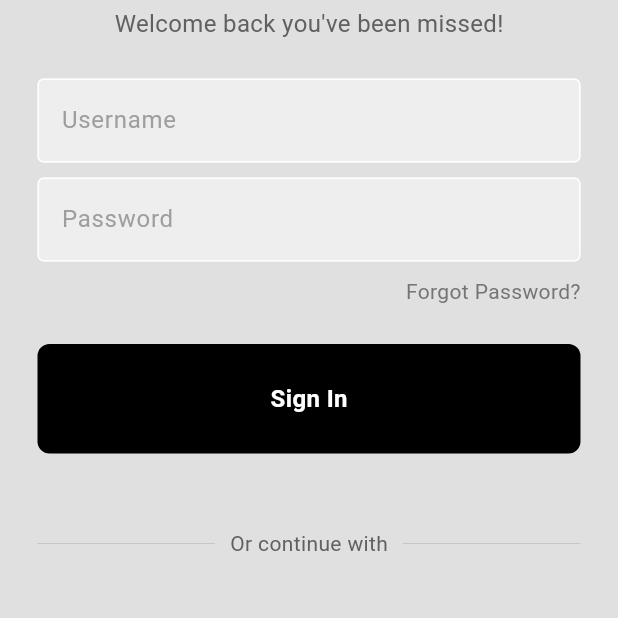
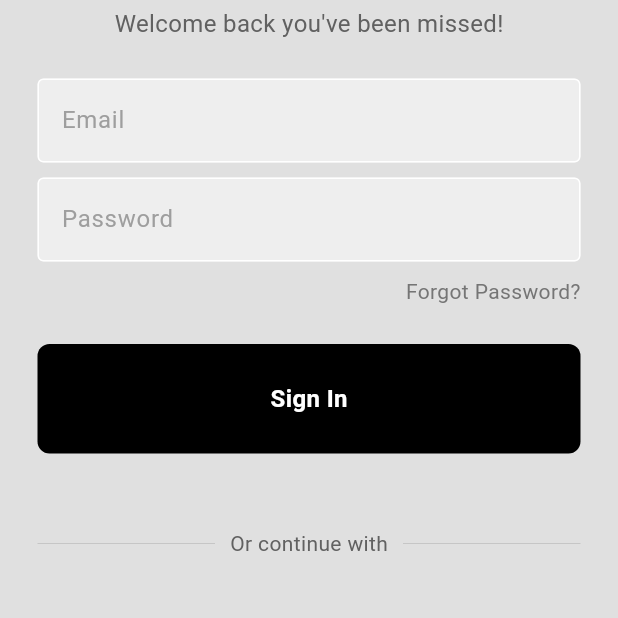
Before and after one commit to Piko59/Vehicle-Spare-Parts-App, a Flutter app: the LoginPage screen opened directly, on a phone screen of 412 x 824 dp, the part 319-937 px from its top. Run offline on Flutter 3.47's test engine with Material 3 defaults, Android fonts, the phone set to English and light mode, and no system bars; our stand-ins replace firebase_auth, firebase_core, lottie; accounts and stored records are empty.

Commit message:
Firebase connection provided for registration and login

```diff
--- a/senior_design/lib/components/my_textfield.dart
+++ b/senior_design/lib/components/my_textfield.dart
@@ -1,16 +1,16 @@
 import 'package:flutter/material.dart';
 
 class MyTextField extends StatelessWidget {
-  final controller;
+  final TextEditingController controller;
   final String hintText;
   final bool obscureText;
 
   const MyTextField({
-    super.key,
+    Key? key,
     required this.controller,
     required this.hintText,
     required this.obscureText,
-  });
+  }) : super(key: key);
 
   @override
   Widget build(BuildContext context) {
@@ -24,9 +24,9 @@ class MyTextField extends StatelessWidget {
               borderSide: BorderSide(color: Colors.white),
             ),
             focusedBorder: OutlineInputBorder(
-              borderSide: BorderSide(color: Colors.grey.shade400),
+              borderSide: BorderSide(color: Colors.grey),
             ),
-            fillColor: Colors.grey.shade200,
+            fillColor: Colors.grey[200],
             filled: true,
             hintText: hintText,
             hintStyle: TextStyle(color: Colors.grey[500])),
--- a/senior_design/lib/pages/login_page.dart
+++ b/senior_design/lib/pages/login_page.dart
@@ -1,18 +1,33 @@
 import 'package:flutter/material.dart';
+import 'package:firebase_auth/firebase_auth.dart';
+import 'package:senior_design/components/my_textfield.dart';
 import 'package:senior_design/components/sign_in_button.dart';
-import 'package:senior_design/components/my_textfield.dart';
 import 'package:senior_design/components/square_tile.dart';
 import 'sign_up_page.dart';
+import 'dashboard_page.dart';
 
 class LoginPage extends StatelessWidget {
   LoginPage({super.key});
 
-  // text editing controllers
-  final usernameController = TextEditingController();
+  final emailController = TextEditingController();
   final passwordController = TextEditingController();
 
-  // sign user in method
-  void signUserIn() {}
+  void signUserIn(BuildContext context) async {
+    try {
+      await FirebaseAuth.instance.signInWithEmailAndPassword(
+        email: emailController.text,
+        password: passwordController.text,
+      );
+      Navigator.pushReplacement(
+        context,
+        MaterialPageRoute(builder: (context) => DashboardPage()),
+      );
+    } catch (e) {
+      ScaffoldMessenger.of(context).showSnackBar(
+        SnackBar(content: Text(e.toString())),
+      );
+    }
+  }
 
   @override
   Widget build(BuildContext context) {
@@ -25,45 +40,25 @@ class LoginPage extends StatelessWidget {
               mainAxisAlignment: MainAxisAlignment.center,
               children: [
                 const SizedBox(height: 50),
-
-                // logo
-                const Icon(
-                  Icons.lock,
-                  size: 100,
-                ),
-
+                const Icon(Icons.lock, size: 100),
                 const SizedBox(height: 50),
-
-                // welcome back, you've been missed!
                 Text(
                   'Welcome back you\'ve been missed!',
-                  style: TextStyle(
-                    color: Colors.grey[700],
-                    fontSize: 16,
-                  ),
+                  style: TextStyle(color: Colors.grey[700], fontSize: 16),
                 ),
-
                 const SizedBox(height: 25),
-
-                // username textfield
                 MyTextField(
-                  controller: usernameController,
-                  hintText: 'Username',
+                  controller: emailController,
+                  hintText: 'Email',
                   obscureText: false,
                 ),
-
                 const SizedBox(height: 10),
-
-                // password textfield
                 MyTextField(
                   controller: passwordController,
                   hintText: 'Password',
                   obscureText: true,
                 ),
-
                 const SizedBox(height: 10),
-
-                // forgot password?
                 Padding(
                   padding: const EdgeInsets.symmetric(horizontal: 25.0),
                   child: Row(
@@ -76,26 +71,15 @@ class LoginPage extends StatelessWidget {
                     ],
                   ),
                 ),
-
                 const SizedBox(height: 25),
-
-                // sign in button
-                MyButton(
-                  onTap: signUserIn,
-                ),
-
+                MyButton(onTap: () => signUserIn(context)),
                 const SizedBox(height: 50),
-
-                // or continue with
                 Padding(
                   padding: const EdgeInsets.symmetric(horizontal: 25.0),
                   child: Row(
                     children: [
                       Expanded(
-                        child: Divider(
-                          thickness: 0.5,
-                          color: Colors.grey[400],
-                        ),
+                        child: Divider(thickness: 0.5, color: Colors.grey[400]),
                       ),
                       Padding(
                         padding: const EdgeInsets.symmetric(horizontal: 10.0),
@@ -105,33 +89,21 @@ class LoginPage extends StatelessWidget {
                         ),
                       ),
                       Expanded(
-                        child: Divider(
-                          thickness: 0.5,
-                          color: Colors.grey[400],
-                        ),
+                        child: Divider(thickness: 0.5, color: Colors.grey[400]),
                       ),
                     ],
                   ),
                 ),
-
                 const SizedBox(height: 50),
-
-                // google + apple sign in buttons
                 Wrap(
                   spacing: 25.0,
                   alignment: WrapAlignment.center,
                   children: const [
-                    // google button
                     SquareTile(imagePath: 'lib/images/google.png'),
-
-                    // apple button
                     SquareTile(imagePath: 'lib/images/apple.png'),
                   ],
                 ),
-
                 const SizedBox(height: 50),
-
-                // not a member? register now
                 Row(
                   mainAxisAlignment: MainAxisAlignment.center,
                   children: [
@@ -144,9 +116,7 @@ class LoginPage extends StatelessWidget {
                       onTap: () {
                         Navigator.push(
                           context,
-                          MaterialPageRoute(
-                            builder: (context) => SignUpPage(),
-                          ),
+                          MaterialPageRoute(builder: (context) => SignUpPage()),
                         );
                       },
                       child: const Text(
@@ -159,7 +129,6 @@ class LoginPage extends StatelessWidget {
                     ),
                   ],
                 ),
-
                 const SizedBox(height: 20),
               ],
             ),
```
Also changed, not shown: senior_design/lib/main.dart (+7 -1 lines), senior_design/lib/pages/dashboard_page.dart (added, +21 -0 lines), senior_design/lib/pages/sign_up_page.dart (+35 -58 lines), senior_design/pubspec.yaml (+3 -66 lines), senior_design/firebase.json (added), senior_design/lib/firebase_options.dart (added), senior_design/pubspec.lock, 8 other files.
